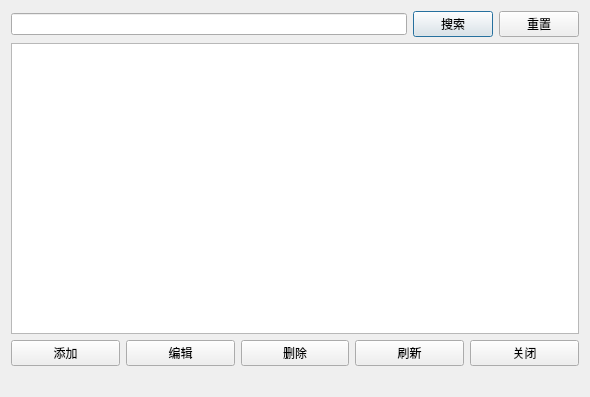
Jerryrisis/QtCourse, file BookManagementSystem/readerdialog.ui: the form before one commit.
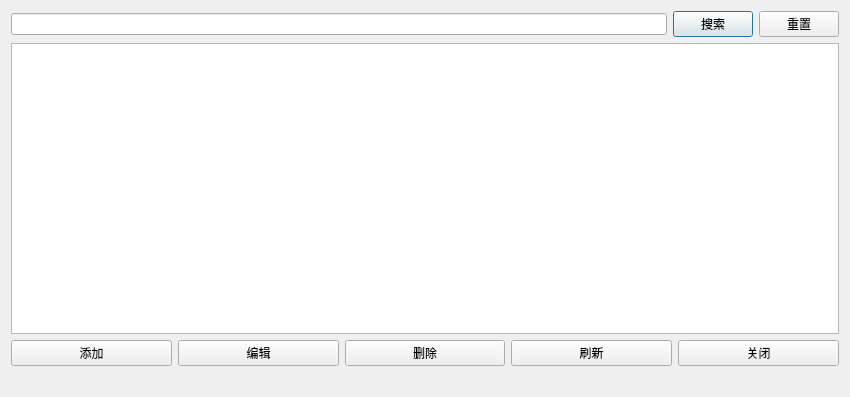
The form after the commit.

Patch:
```diff
--- a/BookManagementSystem/readerdialog.ui
+++ b/BookManagementSystem/readerdialog.ui
@@ -6,10 +6,16 @@
    <rect>
     <x>0</x>
     <y>0</y>
-    <width>590</width>
+    <width>850</width>
     <height>397</height>
    </rect>
   </property>
+  <property name="minimumSize">
+   <size>
+    <width>850</width>
+    <height>0</height>
+   </size>
+  </property>
   <property name="windowTitle">
    <string>Dialog</string>
   </property>
```
